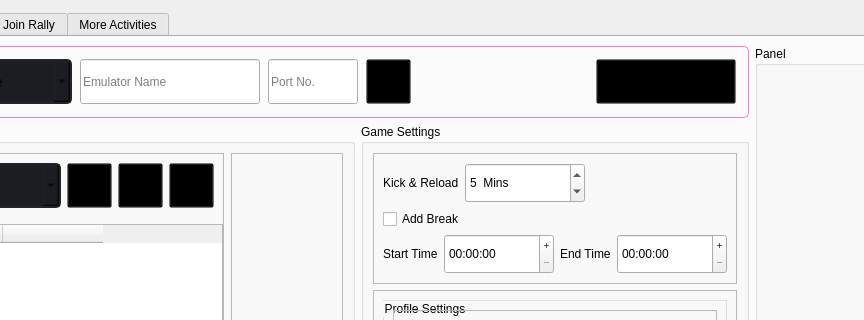
Old version of the form gui/ui_files/instance_page.ui in the repository evsahal/TaskEX; both pictures show x 133 to 997 and y 0 to 320 of the 1130 by 836 pixel window.
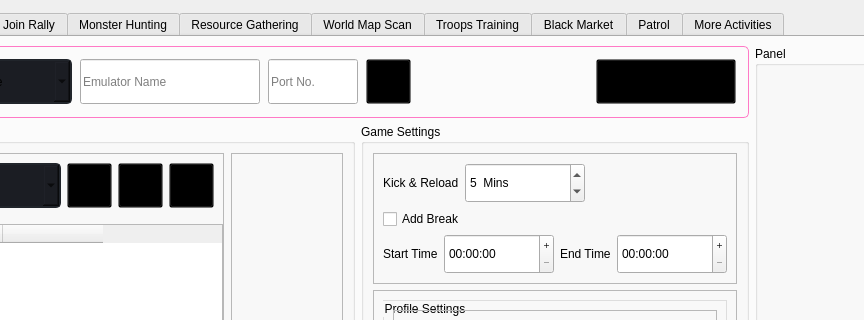
New version of the form. Icons and pictures are not drawn.

Commit message: monster profile ui done

Patch:
```diff
--- a/gui/ui_files/instance_page.ui
+++ b/gui/ui_files/instance_page.ui
@@ -1469,6 +1469,36 @@
        <string>Join Rally</string>
       </attribute>
      </widget>
+     <widget class="QWidget" name="tab_5">
+      <attribute name="title">
+       <string>Monster Hunting</string>
+      </attribute>
+     </widget>
+     <widget class="QWidget" name="tab_6">
+      <attribute name="title">
+       <string>Resource Gathering</string>
+      </attribute>
+     </widget>
+     <widget class="QWidget" name="tab_7">
+      <attribute name="title">
+       <string>World Map Scan</string>
+      </attribute>
+     </widget>
+     <widget class="QWidget" name="tab_10">
+      <attribute name="title">
+       <string>Troops Training</string>
+      </attribute>
+     </widget>
+     <widget class="QWidget" name="tab_8">
+      <attribute name="title">
+       <string>Black Market</string>
+      </attribute>
+     </widget>
+     <widget class="QWidget" name="tab_9">
+      <attribute name="title">
+       <string>Patrol</string>
+      </attribute>
+     </widget>
      <widget class="QWidget" name="tab_4">
       <attribute name="title">
        <string>More Activities</string>
```
The commit also changes 3 other files.
